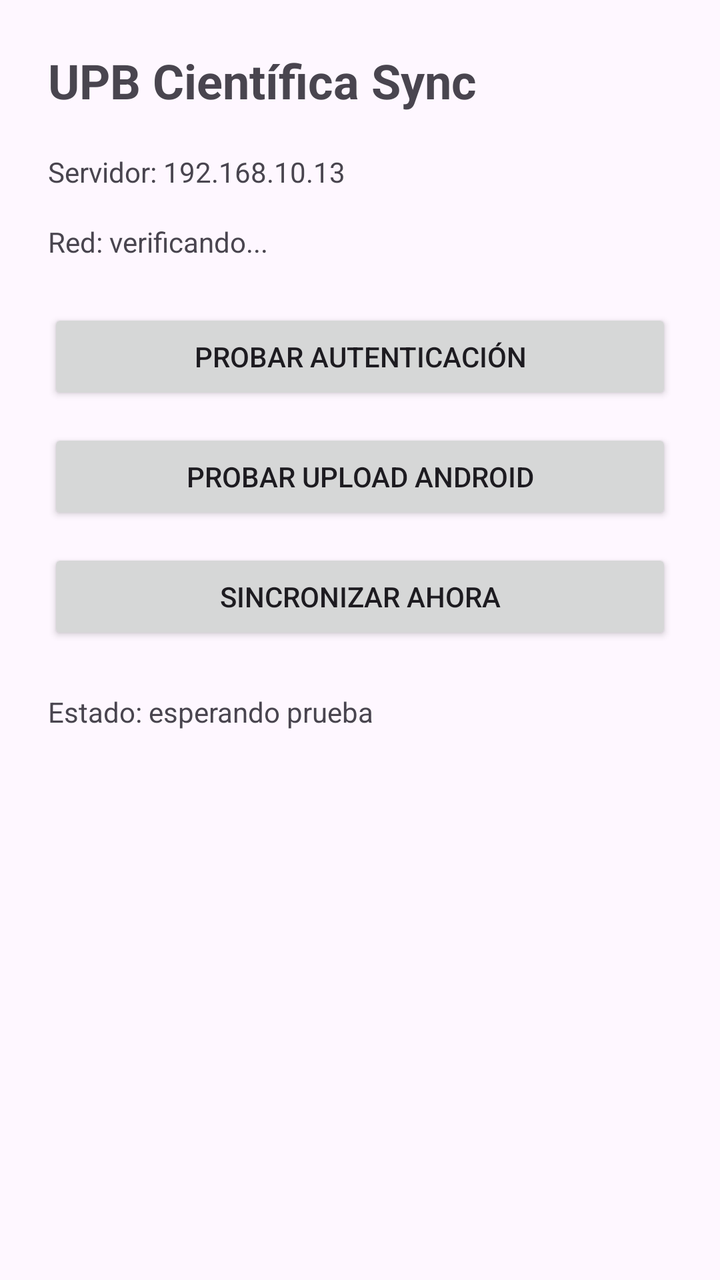
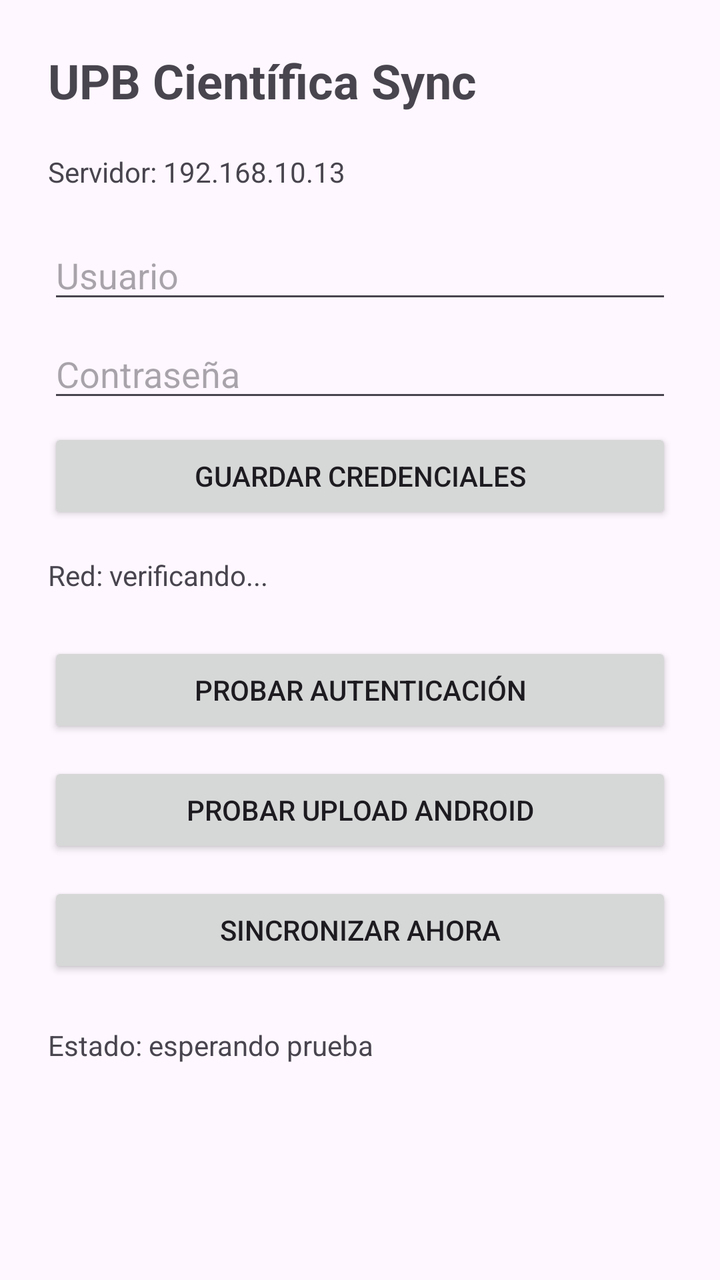

The first picture is an Android layout as it rendered before a commit; the second is the same layout after the commit. The layout source and the unified diff follow.
<!-- AndroidManifest.xml: application theme Theme.UPBCientificaSync -->
<!-- res/layout/activity_main.xml -->
<?xml version="1.0" encoding="utf-8"?>
<ScrollView
    xmlns:android="http://schemas.android.com/apk/res/android"
    android:layout_width="match_parent"
    android:layout_height="match_parent">

    <LinearLayout
        android:layout_width="match_parent"
        android:layout_height="wrap_content"
        android:orientation="vertical"
        android:padding="24dp">

        <TextView
            android:id="@+id/titleText"
            android:layout_width="match_parent"
            android:layout_height="wrap_content"
            android:text="UPB Científica Sync"
            android:textSize="24sp"
            android:textStyle="bold" />

        <TextView
            android:id="@+id/serverText"
            android:layout_width="match_parent"
            android:layout_height="wrap_content"
            android:layout_marginTop="20dp"
            android:text="Servidor: 192.168.10.13" />

        <TextView
            android:id="@+id/networkText"
            android:layout_width="match_parent"
            android:layout_height="wrap_content"
            android:layout_marginTop="16dp"
            android:text="Red: verificando..." />

        <Button
            android:id="@+id/authButton"
            android:layout_width="match_parent"
            android:layout_height="wrap_content"
            android:layout_marginTop="24dp"
            android:text="Probar autenticación" />

        <Button
            android:id="@+id/uploadButton"
            android:layout_width="match_parent"
            android:layout_height="wrap_content"
            android:layout_marginTop="12dp"
            android:text="Probar Upload Android" />

        <Button
            android:id="@+id/syncButton"
            android:layout_width="match_parent"
            android:layout_height="wrap_content"
            android:layout_marginTop="12dp"
            android:text="Sincronizar ahora" />

        <TextView
            android:id="@+id/statusText"
            android:layout_width="match_parent"
            android:layout_height="wrap_content"
            android:layout_marginTop="24dp"
            android:text="Estado: esperando prueba"
            android:textIsSelectable="true" />

    </LinearLayout>

</ScrollView>
<!-- resources referenced by this layout -->
<resources>
  <style name="Theme.UPBCientificaSync" parent="Base.Theme.UPBCientificaSync" />
  <style name="Base.Theme.UPBCientificaSync" parent="Theme.Material3.DayNight.NoActionBar">
          
          
      </style>
</resources>

<!-- the commit's change to res/layout/activity_main.xml (unified diff, before → after) -->
@@ -24,6 +24,29 @@
             android:layout_height="wrap_content"
             android:layout_marginTop="20dp"
             android:text="Servidor: 192.168.10.13" />
+
+        <EditText
+            android:id="@+id/usernameInput"
+            android:layout_width="match_parent"
+            android:layout_height="wrap_content"
+            android:layout_marginTop="20dp"
+            android:hint="Usuario"
+            android:inputType="text" />
+
+        <EditText
+            android:id="@+id/passwordInput"
+            android:layout_width="match_parent"
+            android:layout_height="wrap_content"
+            android:layout_marginTop="8dp"
+            android:hint="Contraseña"
+            android:inputType="textPassword" />
+
+        <Button
+            android:id="@+id/saveCredentialsButton"
+            android:layout_width="match_parent"
+            android:layout_height="wrap_content"
+            android:layout_marginTop="8dp"
+            android:text="Guardar credenciales" />
 
         <TextView
             android:id="@+id/networkText"
